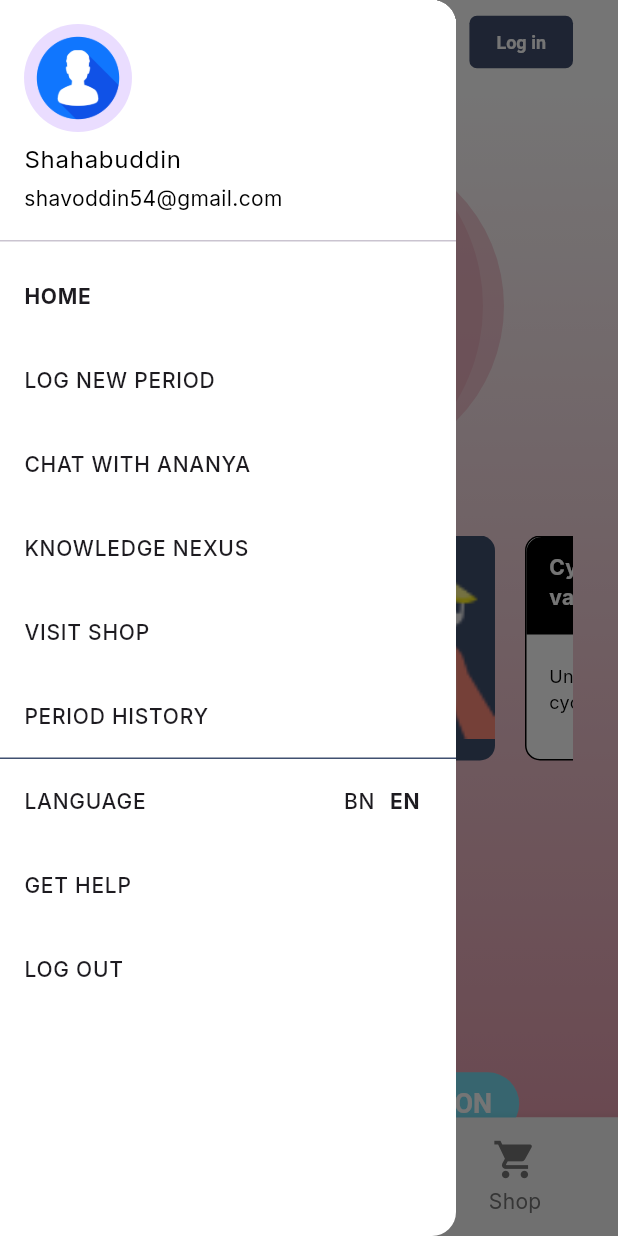
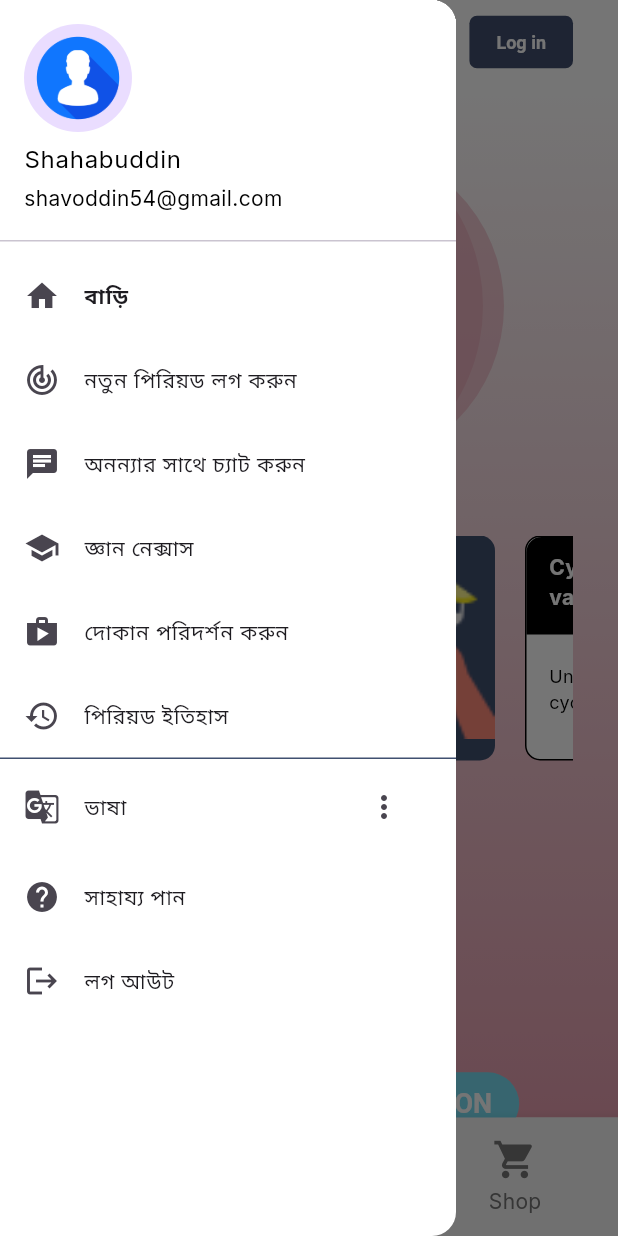
Before and after one commit to Shahabuddin1122/ananya, a Flutter app: the screen it shows after launch, with the side drawer open, on a phone screen of 412 x 824 dp. Run offline on Flutter 3.47's test engine with Material 3 defaults, Android fonts, the light colour scheme and no system bars; our stand-ins replace flutter_svg, google_fonts, rxdart, shared_preferences, table_calendar; generated files the repository leaves out were written again; network calls fail.

Commit message:
add bangla default language

```diff
--- /dev/null
+++ b/ananya/l10n.yaml
@@ -0,0 +1,3 @@
+arb-dir: lib/l10n
+template-arb-file: app_en.arb
+output-localization: app_localizations.dart
--- /dev/null
+++ b/ananya/lib/l10n/app_bn.arb
@@ -0,0 +1,13 @@
+{
+  "title": "স্বাগতম",
+  "home": "বাড়ি",
+  "log_new_period": "নতুন পিরিয়ড লগ করুন",
+  "add_a_user": "একজন ব্যবহারকারী যোগ করুন",
+  "chat_with_ananya": "অনন্যার সাথে চ্যাট করুন",
+  "knowledge_nexus": "জ্ঞান নেক্সাস",
+  "visit_shop": "দোকান পরিদর্শন করুন",
+  "period_history": "পিরিয়ড ইতিহাস",
+  "get_help": "সাহায্য পান",
+  "log_out": "লগ আউট",
+  "language": "ভাষা"
+}
--- /dev/null
+++ b/ananya/lib/l10n/l10n.dart
@@ -0,0 +1,8 @@
+import 'package:flutter/material.dart';
+
+class L10n {
+  static final all = [
+    const Locale('en'),
+    const Locale('bn'),
+  ];
+}
--- a/ananya/lib/main.dart
+++ b/ananya/lib/main.dart
@@ -1,3 +1,4 @@
+import 'package:ananya/l10n/l10n.dart';
 import 'package:ananya/models/period_state_questionnaire.dart';
 import 'package:ananya/screens/add_a_user.dart';
 import 'package:ananya/screens/choose_user.dart';
@@ -17,16 +18,66 @@
 import 'package:ananya/utils/scheme.dart';
 import 'package:flutter/material.dart';
 import 'package:provider/provider.dart';
+import 'package:flutter_localizations/flutter_localizations.dart';
+import 'package:flutter_gen/gen_l10n/app_localizations.dart';
+import 'package:shared_preferences/shared_preferences.dart';
 
 Future<void> main() async {
   WidgetsFlutterBinding.ensureInitialized();
-  runApp(ChangeNotifierProvider(
+
+  SharedPreferences prefs = await SharedPreferences.getInstance();
+  String? languageCode = prefs.getString('language_code');
+  Locale initialLocale = Locale(languageCode ?? 'bn');
+
+  runApp(MyApp(initialLocale: initialLocale));
+}
+
+class MyApp extends StatefulWidget {
+  final Locale initialLocale;
+
+  const MyApp({required this.initialLocale, Key? key}) : super(key: key);
+
+  static void setLocale(BuildContext context, Locale newLocale) {
+    _MyAppState? state = context.findAncestorStateOfType<_MyAppState>();
+    state?.setLocale(newLocale);
+  }
+
+  @override
+  _MyAppState createState() => _MyAppState();
+}
+
+class _MyAppState extends State<MyApp> {
+  late Locale _locale;
+
+  @override
+  void initState() {
+    super.initState();
+    _locale = widget.initialLocale;
+  }
+
+  void setLocale(Locale locale) {
+    setState(() {
+      _locale = locale;
+    });
+  }
+
+  @override
+  Widget build(BuildContext context) {
+    return ChangeNotifierProvider(
       create: (context) => PeriodState(),
       child: MaterialApp(
         debugShowCheckedModeBanner: false,
         initialRoute: '/',
         theme: Scheme.lightTheme,
         themeMode: ThemeMode.system,
+        locale: _locale,
+        supportedLocales: L10n.all,
+        localizationsDelegates: const [
+          AppLocalizations.delegate,
+          GlobalMaterialLocalizations.delegate,
+          GlobalWidgetsLocalizations.delegate,
+          GlobalCupertinoLocalizations.delegate,
+        ],
         routes: {
           '/': (context) => const Landing(),
           '/signin': (context) => const SignIn(),
@@ -58,5 +109,6 @@
           '/history/cohort': (context) => const CohortHistory(),
         },
       ),
-  ));
+    );
   }
+}
--- a/ananya/lib/screens/landing/landing.dart
+++ b/ananya/lib/screens/landing/landing.dart
@@ -89,9 +89,10 @@
                     padding: Theme.of(context).largemainPadding,
                     child: ElevatedButton(
                       style: ButtonStyle(
-                        backgroundColor: MaterialStateProperty.all(ACCENT),
-                        minimumSize: MaterialStateProperty.all(Size(50, 20)),
-                        shape: MaterialStateProperty.all(
+                        backgroundColor: WidgetStateProperty.all(ACCENT),
+                        minimumSize:
+                            WidgetStateProperty.all(const Size(50, 20)),
+                        shape: WidgetStateProperty.all(
                           RoundedRectangleBorder(
                             borderRadius: BorderRadius.circular(5),
                           ),
--- a/ananya/lib/widgets/user_sidebar.dart
+++ b/ananya/lib/widgets/user_sidebar.dart
@@ -1,5 +1,7 @@
+import 'package:ananya/main.dart';
 import 'package:flutter/material.dart';
 import 'package:shared_preferences/shared_preferences.dart';
+import 'package:flutter_gen/gen_l10n/app_localizations.dart';
 
 class UserSidebar extends StatefulWidget {
   const UserSidebar({super.key});
@@ -10,11 +12,13 @@
 
 class _UserSidebarState extends State<UserSidebar> {
   bool _isSuperuser = false;
+  Locale _currentLocale = const Locale('en');
 
   @override
   void initState() {
     super.initState();
     _checkSuperuserStatus();
+    _loadLocale();
   }
 
   Future<void> _checkSuperuserStatus() async {
@@ -23,6 +27,23 @@
     setState(() {
       _isSuperuser = isSuperuser ?? false;
     });
+  }
+
+  Future<void> _loadLocale() async {
+    SharedPreferences prefs = await SharedPreferences.getInstance();
+    String? languageCode = prefs.getString('language_code');
+    setState(() {
+      _currentLocale = Locale(languageCode ?? 'en');
+    });
+  }
+
+  Future<void> _changeLanguage(String languageCode) async {
+    SharedPreferences prefs = await SharedPreferences.getInstance();
+    await prefs.setString('language_code', languageCode);
+    setState(() {
+      _currentLocale = Locale(languageCode);
+    });
+    MyApp.setLocale(context, _currentLocale);
   }
 
   @override
@@ -55,43 +76,58 @@
             ),
           ),
           ListTile(
-            title: const Text(
-              "HOME",
-              style: TextStyle(
+            leading: const Icon(Icons.home),
+            title: Text(
+              AppLocalizations.of(context)!.home,
+              style: const TextStyle(
                 fontWeight: FontWeight.bold,
               ),
             ),
             onTap: () {},
           ),
           ListTile(
-            title: const Text("LOG NEW PERIOD"),
+            leading: const Icon(Icons.track_changes),
+            title: Text(
+              AppLocalizations.of(context)!.log_new_period,
+            ),
             onTap: () {
               Navigator.pushNamed(context, '/new-period');
             },
           ),
           if (_isSuperuser)
             ListTile(
-              title: const Text("ADD A USER"),
+              leading: const Icon(Icons.add),
+              title: Text(
+                AppLocalizations.of(context)!.add_a_user,
+              ),
               onTap: () {
                 Navigator.pushNamed(context, '/add-user');
               },
             ),
           ListTile(
-            title: const Text("CHAT WITH ANANYA"),
+            leading: const Icon(Icons.chat),
+            title: Text(
+              AppLocalizations.of(context)!.chat_with_ananya,
+            ),
             onTap: () {
               Navigator.pushNamed(context, '/chat');
             },
           ),
           ListTile(
-            title: const Text("KNOWLEDGE NEXUS"),
+            leading: const Icon(Icons.school),
+            title: Text(AppLocalizations.of(context)!.knowledge_nexus),
             onTap: () => Navigator.pushNamed(context, '/knowledge-nexus'),
           ),
           ListTile(
-            title: const Text("VISIT SHOP"),
+            leading: const Icon(Icons.shop),
+            title: Text(AppLocalizations.of(context)!.visit_shop),
             onTap: () => Navigator.pushNamed(context, '/visit-shop'),
           ),
           ListTile(
-            title: const Text("PERIOD HISTORY"),
+            leading: const Icon(Icons.history),
+            title: Text(
+              AppLocalizations.of(context)!.period_history,
+            ),
             onTap: () {
               if (_isSuperuser) {
                 Navigator.pushNamed(context, '/history/cohort');
@@ -104,33 +140,37 @@
             height: 1,
             color: Color(0xFF405070),
           ),
-          const ListTile(
+          ListTile(
+            leading: const Icon(Icons.g_translate),
             title: Row(
               mainAxisAlignment: MainAxisAlignment.spaceBetween,
               children: [
-                Text('LANGUAGE'),
-                Row(
-                  children: [
-                    Text("BN"),
-                    SizedBox(
-                      width: 10,
+                Text(AppLocalizations.of(context)!.language),
+                PopupMenuButton<Locale>(
+                  onSelected: (Locale locale) {
+                    _changeLanguage(locale.languageCode);
+                  },
+                  itemBuilder: (context) => [
+                    const PopupMenuItem(
+                      value: Locale('bn', ''),
+                      child: Text("বাংলা"),
                     ),
-                    Text(
-                      "EN",
-                      style: TextStyle(
-                        fontWeight: FontWeight.bold,
-                      ),
+                    const PopupMenuItem(
+                      value: Locale('en', ''),
+                      child: Text("English"),
                     ),
                   ],
                 ),
               ],
             ),
           ),
-          const ListTile(
-            title: Text('GET HELP'),
+          ListTile(
+            leading: const Icon(Icons.help),
+            title: Text(AppLocalizations.of(context)!.get_help),
           ),
           ListTile(
-            title: const Text("LOG OUT"),
+            leading: const Icon(Icons.logout),
+            title: Text(AppLocalizations.of(context)!.log_out),
             onTap: () async {
               SharedPreferences prefs = await SharedPreferences.getInstance();
               await prefs.remove('userNumber');
--- a/ananya/pubspec.yaml
+++ b/ananya/pubspec.yaml
@@ -38,7 +38,8 @@
   provider: ^6.1.2
   intl: ^0.19.0
   rxdart: ^0.27.4
-
+  flutter_localizations:
+    sdk: flutter
   # The following adds the Cupertino Icons font to your application.
   # Use with the CupertinoIcons class for iOS style icons.
   cupertino_icons: ^1.0.6
@@ -62,6 +63,7 @@
   # The following line ensures that the Material Icons font is
   # included with your application, so that you can use the icons in
   # the material Icons class.
+  generate: true
   uses-material-design: true
 
   # To add assets to your application, add an assets section, like this:
```
Also changed, not shown: ananya/lib/l10n/app_en.arb (added, +13 -0 lines), ananya/pubspec.lock. Lines whose indentation alone changed are shown as unchanged.
